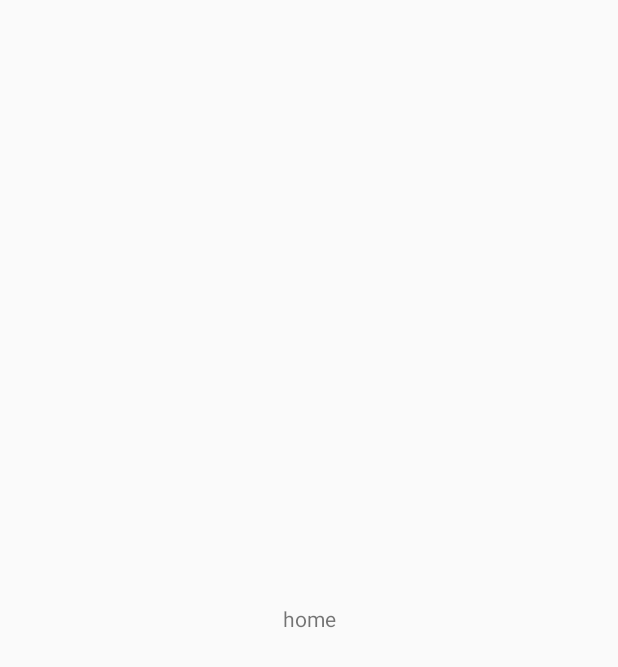
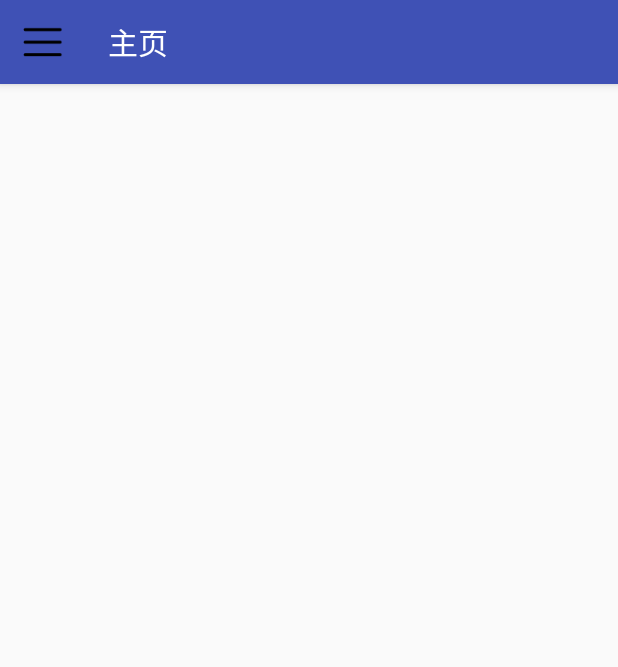
Before and after one commit to duanjiefei/LivePlayer, an Android app: the HomeActivity screen opened directly, with no data from a screen before it, on a phone screen of 412 x 824 dp. Before the commit the part shown is almost empty. Shown: the top 667 px of the screen. Run offline under Robolectric (Android 15) with nearby library versions, the phone set to English and light mode, and no system bars.

Commit message:
为主页添加  ActionBar

```diff
--- a/app/build.gradle
+++ b/app/build.gradle
@@ -28,6 +28,4 @@ dependencies {
     androidTestCompile('com.android.support.test.espresso:espresso-core:2.2.2', {
         exclude group: 'com.android.support', module: 'support-annotations'
     })
-    //    androidTestCompile 'com.android.support.test:runner:1.0.2'
-    //    androidTestCompile 'com.android.support.test.espresso:espresso-core:3.0.2'
 }
--- a/app/src/main/java/com/duanjiefei/github/liveplayer/GuideActivity.java
+++ b/app/src/main/java/com/duanjiefei/github/liveplayer/GuideActivity.java
@@ -36,7 +36,7 @@ public class GuideActivity extends BaseActivity implements ViewPager.OnPageChang
     }
 
     private void initDots() {
-        mDotLayout = findViewById(R.id.dots);
+        mDotLayout = (LinearLayout) findViewById(R.id.dots);
         mDots = new ImageView[guideViews.size()];
         for (int i=0;i<mDotLayout.getChildCount();i++){
             mDots[i] = (ImageView) mDotLayout.getChildAt(i);
@@ -104,7 +104,7 @@ public class GuideActivity extends BaseActivity implements ViewPager.OnPageChang
                     container.addView(viewList.get(position));
 
                     if (position == viewList.size()-1){
-                        ImageView imageView = viewList.get(position).findViewById(R.id.ic_start);
+                        ImageView imageView = (ImageView) viewList.get(position).findViewById(R.id.ic_start);
                         imageView.setOnClickListener(new View.OnClickListener() {
                             @Override
                             public void onClick(View v) {
--- a/app/src/main/java/com/duanjiefei/github/liveplayer/HomeActivity.java
+++ b/app/src/main/java/com/duanjiefei/github/liveplayer/HomeActivity.java
@@ -22,6 +22,8 @@ public class HomeActivity extends BaseActivity {
     }
     @Override
     protected void initView() {
-
+        setSupportActionBar();
+        setActionBarIcon(R.drawable.ic_drawer_home);
+        setTitle("主页");
     }
 }
--- a/app/src/main/java/com/duanjiefei/github/liveplayer/base/BaseActivity.java
+++ b/app/src/main/java/com/duanjiefei/github/liveplayer/base/BaseActivity.java
@@ -3,8 +3,10 @@ package com.duanjiefei.github.liveplayer.base;
 import android.os.Bundle;
 import android.support.annotation.Nullable;
 import android.support.v7.app.AppCompatActivity;
+import android.view.View;
 import android.support.v7.widget.Toolbar;
-import android.view.View;
+
+import com.duanjiefei.github.liveplayer.R;
 
 public abstract class BaseActivity extends AppCompatActivity {
 
@@ -26,7 +28,16 @@ public abstract class BaseActivity extends AppCompatActivity {
 
     protected abstract int  getLayoutID();
 
-    public void setSupportActionBar() {
-        //mToolbar = findViewById()
+    protected void setSupportActionBar() {
+        mToolbar = (Toolbar) findViewById(R.id.toolbar);
+        if (mToolbar!=null){
+            setSupportActionBar(mToolbar);
+        }
+    }
+
+    protected void setActionBarIcon(int resID){
+        if (mToolbar!=null){
+            mToolbar.setNavigationIcon(resID);
+        }
     }
 }
--- /dev/null
+++ b/app/src/main/res/layout/actionbar_layout.xml
@@ -0,0 +1,17 @@
+<?xml version="1.0" encoding="utf-8"?>
+<android.support.design.widget.AppBarLayout xmlns:android="http://schemas.android.com/apk/res/android"
+    xmlns:app="http://schemas.android.com/apk/res-auto"
+    android:layout_width="match_parent"
+    android:layout_height="?attr/actionBarSize"
+    android:theme="@style/ThemeOverlay.AppCompat.Dark.ActionBar">
+
+    <android.support.v7.widget.Toolbar
+        android:id="@+id/toolbar"
+        android:layout_width="match_parent"
+        android:layout_height="?attr/actionBarSize"
+        android:background="?attr/colorPrimary"
+        app:layout_collapseMode="pin"
+        app:popupTheme="@style/ThemeOverlay.AppCompat.Light"
+        app:titleTextColor="#ffffff" />
+
+</android.support.design.widget.AppBarLayout>
--- a/app/src/main/res/layout/activity_guide.xml
+++ b/app/src/main/res/layout/activity_guide.xml
@@ -1,7 +1,5 @@
 <?xml version="1.0" encoding="utf-8"?>
 <RelativeLayout xmlns:android="http://schemas.android.com/apk/res/android"
-    xmlns:app="http://schemas.android.com/apk/res-auto"
-    xmlns:tools="http://schemas.android.com/tools"
     android:layout_width="match_parent"
     android:layout_height="match_parent">
         <android.support.v4.view.ViewPager
--- a/app/src/main/res/layout/activity_home.xml
+++ b/app/src/main/res/layout/activity_home.xml
@@ -1,18 +1,14 @@
 <?xml version="1.0" encoding="utf-8"?>
-<android.support.constraint.ConstraintLayout xmlns:android="http://schemas.android.com/apk/res/android"
+<RelativeLayout
+    xmlns:android="http://schemas.android.com/apk/res/android"
     xmlns:app="http://schemas.android.com/apk/res-auto"
     xmlns:tools="http://schemas.android.com/tools"
     android:layout_width="match_parent"
     android:layout_height="match_parent"
-    tools:context=".MainActivity">
+    tools:context=".HomeActivity">
 
-    <TextView
-        android:layout_width="wrap_content"
-        android:layout_height="wrap_content"
-        android:text="home"
-        app:layout_constraintBottom_toBottomOf="parent"
-        app:layout_constraintLeft_toLeftOf="parent"
-        app:layout_constraintRight_toRightOf="parent"
-        app:layout_constraintTop_toTopOf="parent" />
+    <include layout="@layout/actionbar_layout"/>
 
-</android.support.constraint.ConstraintLayout>
+
+
+</RelativeLayout>
```
Also changed, not shown: app/src/main/res/drawable-xhdpi/ic_drawer_home.png (added).
